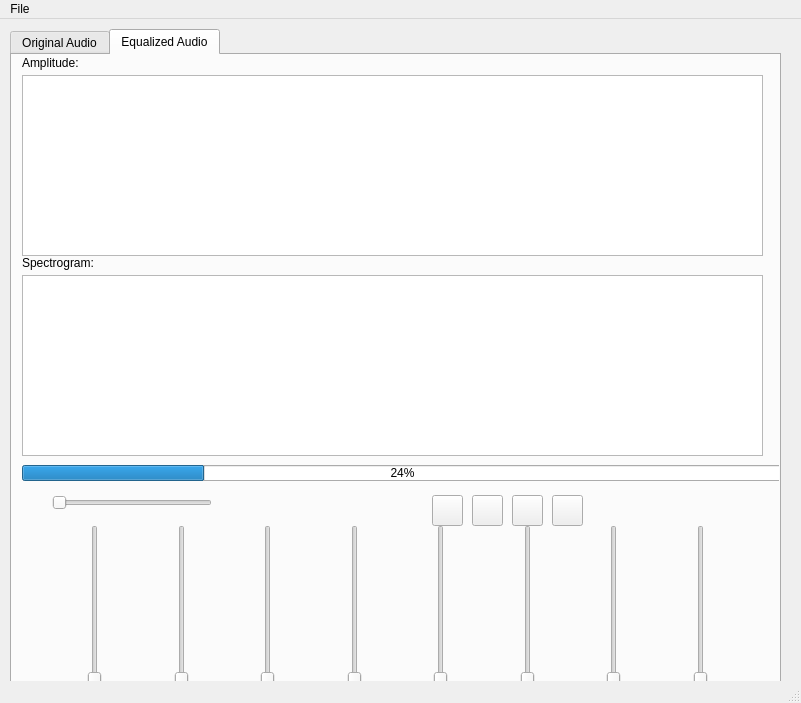
Old version of the form ui_files/main-window-v2.ui in the repository abeshahsan/Tune-it.
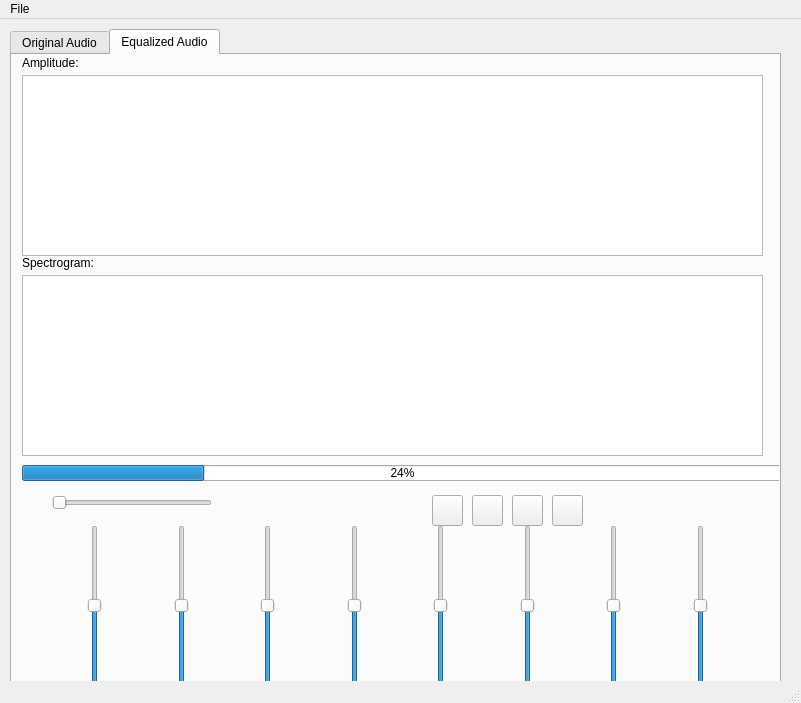
New version of the form. The open tabs and pages were chosen to show the change. Icons and pictures are not drawn.

What changed in the file:
```diff
--- a/ui_files/main-window-v2.ui
+++ b/ui_files/main-window-v2.ui
@@ -429,6 +429,12 @@
        </item>
        <item>
         <widget class="QSlider" name="band_slider_1">
+         <property name="minimum">
+          <number>-12</number>
+         </property>
+         <property name="maximum">
+          <number>12</number>
+         </property>
          <property name="orientation">
           <enum>Qt::Vertical</enum>
          </property>
@@ -449,6 +455,12 @@
        </item>
        <item>
         <widget class="QSlider" name="band_slider_2">
+         <property name="minimum">
+          <number>-12</number>
+         </property>
+         <property name="maximum">
+          <number>12</number>
+         </property>
          <property name="orientation">
           <enum>Qt::Vertical</enum>
          </property>
@@ -469,6 +481,12 @@
        </item>
        <item>
         <widget class="QSlider" name="band_slider_3">
+         <property name="minimum">
+          <number>-12</number>
+         </property>
+         <property name="maximum">
+          <number>12</number>
+         </property>
          <property name="orientation">
           <enum>Qt::Vertical</enum>
          </property>
@@ -489,6 +507,12 @@
        </item>
        <item>
         <widget class="QSlider" name="band_slider_4">
+         <property name="minimum">
+          <number>-12</number>
+         </property>
+         <property name="maximum">
+          <number>12</number>
+         </property>
          <property name="orientation">
           <enum>Qt::Vertical</enum>
          </property>
@@ -509,6 +533,12 @@
        </item>
        <item>
         <widget class="QSlider" name="band_slider_5">
+         <property name="minimum">
+          <number>-12</number>
+         </property>
+         <property name="maximum">
+          <number>12</number>
+         </property>
          <property name="orientation">
           <enum>Qt::Vertical</enum>
          </property>
@@ -529,6 +559,12 @@
        </item>
        <item>
         <widget class="QSlider" name="band_slider_6">
+         <property name="minimum">
+          <number>-12</number>
+         </property>
+         <property name="maximum">
+          <number>12</number>
+         </property>
          <property name="orientation">
           <enum>Qt::Vertical</enum>
          </property>
@@ -549,6 +585,12 @@
        </item>
        <item>
         <widget class="QSlider" name="band_slider_7">
+         <property name="minimum">
+          <number>-12</number>
+         </property>
+         <property name="maximum">
+          <number>12</number>
+         </property>
          <property name="orientation">
           <enum>Qt::Vertical</enum>
          </property>
@@ -569,6 +611,12 @@
        </item>
        <item>
         <widget class="QSlider" name="band_slider_8">
+         <property name="minimum">
+          <number>-12</number>
+         </property>
+         <property name="maximum">
+          <number>12</number>
+         </property>
          <property name="orientation">
           <enum>Qt::Vertical</enum>
          </property>
```
Left out of the diff: 2 changed lines with no effect on the pictures.
